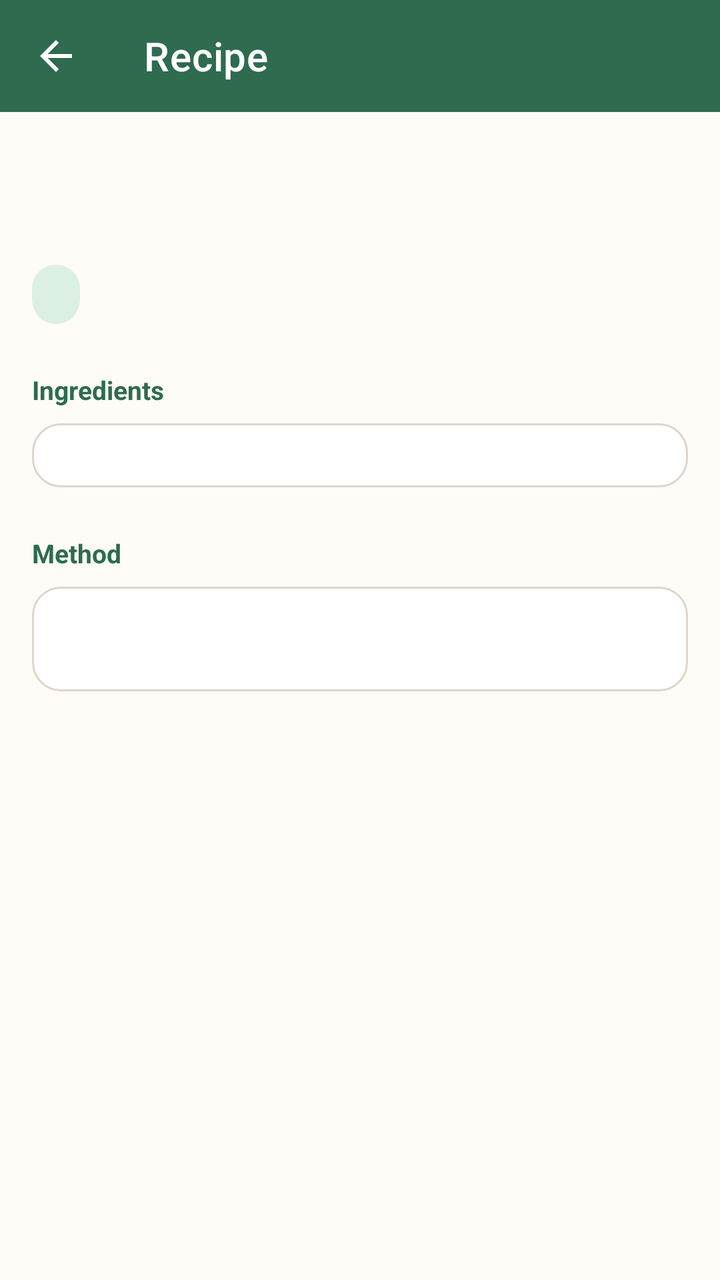
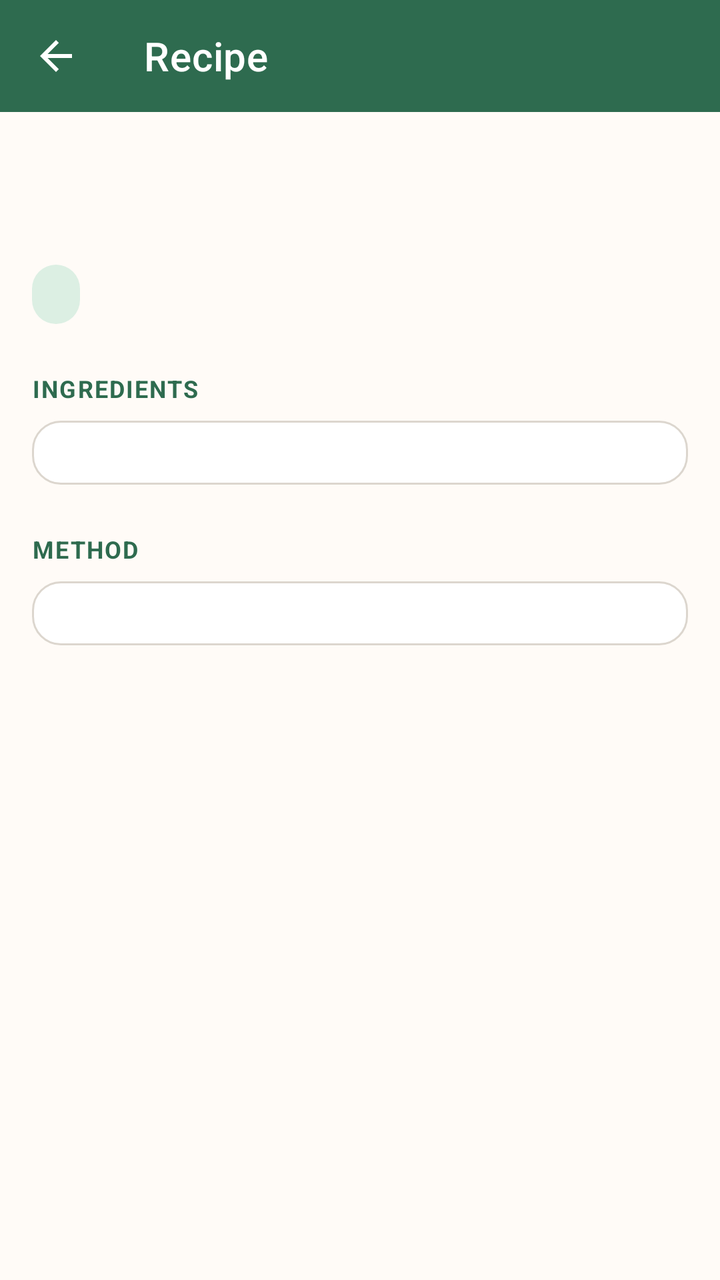

Compare the two renders of this Android layout. The source of the first and the diff that turns it into the second are given below.
<!-- AndroidManifest.xml: application theme Theme.SmartPantry -->
<!-- res/layout/activity_recipe_detail.xml -->
<?xml version="1.0" encoding="utf-8"?>
<androidx.constraintlayout.widget.ConstraintLayout
    xmlns:android="http://schemas.android.com/apk/res/android"
    xmlns:app="http://schemas.android.com/apk/res-auto"
    android:layout_width="match_parent"
    android:layout_height="match_parent"
    android:background="@color/surface">

    <com.google.android.material.appbar.MaterialToolbar
        android:id="@+id/toolbar"
        android:layout_width="0dp"
        android:layout_height="?attr/actionBarSize"
        android:background="@color/green_700"
        app:navigationIcon="@drawable/ic_back"
        app:title="@string/title_recipe"
        app:titleTextColor="@color/white"
        app:layout_constraintTop_toTopOf="parent"
        app:layout_constraintStart_toStartOf="parent"
        app:layout_constraintEnd_toEndOf="parent" />

    <ScrollView
        android:layout_width="0dp"
        android:layout_height="0dp"
        app:layout_constraintTop_toBottomOf="@+id/toolbar"
        app:layout_constraintBottom_toBottomOf="parent"
        app:layout_constraintStart_toStartOf="parent"
        app:layout_constraintEnd_toEndOf="parent">

        <LinearLayout
            android:layout_width="match_parent"
            android:layout_height="wrap_content"
            android:orientation="vertical"
            android:padding="@dimen/spacing_md">

            <TextView
                android:id="@+id/textName"
                android:layout_width="match_parent"
                android:layout_height="wrap_content"
                android:textColor="@color/text_primary"
                android:textSize="22sp"
                android:textStyle="bold" />

            <TextView
                android:id="@+id/textMeta"
                android:layout_width="match_parent"
                android:layout_height="wrap_content"
                android:layout_marginTop="@dimen/spacing_xs"
                android:textColor="@color/text_secondary"
                android:textSize="14sp" />

            <TextView
                android:id="@+id/textBadge"
                android:layout_width="wrap_content"
                android:layout_height="wrap_content"
                android:layout_marginTop="@dimen/spacing_sm"
                android:background="@drawable/bg_chip_green"
                android:paddingStart="12dp"
                android:paddingEnd="12dp"
                android:paddingTop="6dp"
                android:paddingBottom="6dp"
                android:textColor="@color/green_700"
                android:textSize="13sp" />

            <TextView
                android:layout_width="match_parent"
                android:layout_height="wrap_content"
                android:layout_marginTop="@dimen/spacing_lg"
                android:text="@string/label_ingredients"
                android:textColor="@color/green_700"
                android:textSize="13sp"
                android:textStyle="bold" />

            <LinearLayout
                android:id="@+id/containerIngredients"
                android:layout_width="match_parent"
                android:layout_height="wrap_content"
                android:layout_marginTop="@dimen/spacing_sm"
                android:background="@drawable/bg_card"
                android:orientation="vertical"
                android:padding="@dimen/spacing_md" />

            <TextView
                android:layout_width="match_parent"
                android:layout_height="wrap_content"
                android:layout_marginTop="@dimen/spacing_lg"
                android:text="@string/label_method"
                android:textColor="@color/green_700"
                android:textSize="13sp"
                android:textStyle="bold" />

            <TextView
                android:id="@+id/textSteps"
                android:layout_width="match_parent"
                android:layout_height="wrap_content"
                android:layout_marginTop="@dimen/spacing_sm"
                android:background="@drawable/bg_card"
                android:lineSpacingMultiplier="1.3"
                android:padding="@dimen/spacing_md"
                android:textColor="@color/text_primary"
                android:textSize="15sp" />

        </LinearLayout>
    </ScrollView>

</androidx.constraintlayout.widget.ConstraintLayout>
<!-- resources referenced by this layout -->
<resources>
  <color name="green_700">#2E6B4F</color>
  <color name="surface">#FFFBF7</color>
  <color name="text_primary">#1C1B1A</color>
  <color name="text_secondary">#5F5B57</color>
  <color name="white">#FFFFFF</color>
  <dimen name="spacing_lg">24dp</dimen>
  <dimen name="spacing_md">16dp</dimen>
  <dimen name="spacing_sm">8dp</dimen>
  <dimen name="spacing_xs">4dp</dimen>
  <!-- drawable bg_card (drawable) -->
  <?xml version="1.0" encoding="utf-8"?>
  <shape xmlns:android="http://schemas.android.com/apk/res/android" android:shape="rectangle">
      <solid android:color="@color/surface_card" />
      <corners android:radius="@dimen/card_radius" />
      <stroke android:width="1dp" android:color="@color/outline" />
  </shape>
  <!-- drawable bg_chip_green (drawable) -->
  <?xml version="1.0" encoding="utf-8"?>
  <shape xmlns:android="http://schemas.android.com/apk/res/android" android:shape="rectangle">
      <solid android:color="@color/green_100" />
      <corners android:radius="12dp" />
  </shape>
  <!-- drawable ic_back (drawable) -->
  <vector xmlns:android="http://schemas.android.com/apk/res/android"
      android:width="24dp"
      android:height="24dp"
      android:viewportWidth="24"
      android:viewportHeight="24">
      <path
          android:fillColor="@color/white"
          android:pathData="M20,11H7.83l5.59,-5.59L12,4l-8,8 8,8 1.41,-1.41L7.83,13H20v-2z" />
  </vector>
  <string name="label_ingredients">Ingredients</string>
  <string name="label_method">Method</string>
  <string name="title_recipe">Recipe</string>
  <style name="Theme.SmartPantry" parent="Theme.MaterialComponents.Light.NoActionBar">
          <item name="colorPrimary">@color/green_700</item>
          <item name="colorPrimaryDark">@color/green_700</item>
          <item name="colorOnPrimary">@color/white</item>
          <item name="colorSecondary">@color/green_600</item>
          <item name="colorAccent">@color/green_600</item>
  
          
          <item name="colorSurface">@color/surface_card</item>
          <item name="colorOnSurface">@color/text_primary</item>
  
          <item name="android:colorBackground">@color/surface</item>
          <item name="colorOnBackground">@color/text_primary</item>
          <item name="android:statusBarColor" tools:targetApi="l">@color/green_700</item>
          <item name="android:textColorPrimary">@color/text_primary</item>
          <item name="android:textColorSecondary">@color/text_secondary</item>
          <item name="android:textColorHint">@color/text_secondary</item>
      </style>
  <color name="surface_card">#FFFFFF</color>
  <dimen name="card_radius">14dp</dimen>
  <color name="outline">#DCD6CE</color>
  <color name="green_100">#DCEFE3</color>
  <color name="green_600">#3A8763</color>
</resources>

<!-- the commit's change to res/layout/activity_recipe_detail.xml (unified diff, before → after) -->
@@ -65,9 +65,11 @@
                 android:layout_width="match_parent"
                 android:layout_height="wrap_content"
                 android:layout_marginTop="@dimen/spacing_lg"
+                android:letterSpacing="0.06"
                 android:text="@string/label_ingredients"
+                android:textAllCaps="true"
                 android:textColor="@color/green_700"
-                android:textSize="13sp"
+                android:textSize="12sp"
                 android:textStyle="bold" />
 
             <LinearLayout
@@ -83,21 +85,22 @@
                 android:layout_width="match_parent"
                 android:layout_height="wrap_content"
                 android:layout_marginTop="@dimen/spacing_lg"
+                android:letterSpacing="0.06"
                 android:text="@string/label_method"
+                android:textAllCaps="true"
                 android:textColor="@color/green_700"
-                android:textSize="13sp"
+                android:textSize="12sp"
                 android:textStyle="bold" />
 
-            <TextView
-                android:id="@+id/textSteps"
+            <LinearLayout
+                android:id="@+id/containerSteps"
                 android:layout_width="match_parent"
                 android:layout_height="wrap_content"
                 android:layout_marginTop="@dimen/spacing_sm"
+                android:layout_marginBottom="@dimen/spacing_md"
                 android:background="@drawable/bg_card"
-                android:lineSpacingMultiplier="1.3"
-                android:padding="@dimen/spacing_md"
-                android:textColor="@color/text_primary"
-                android:textSize="15sp" />
+                android:orientation="vertical"
+                android:padding="@dimen/spacing_md" />
 
         </LinearLayout>
     </ScrollView>
